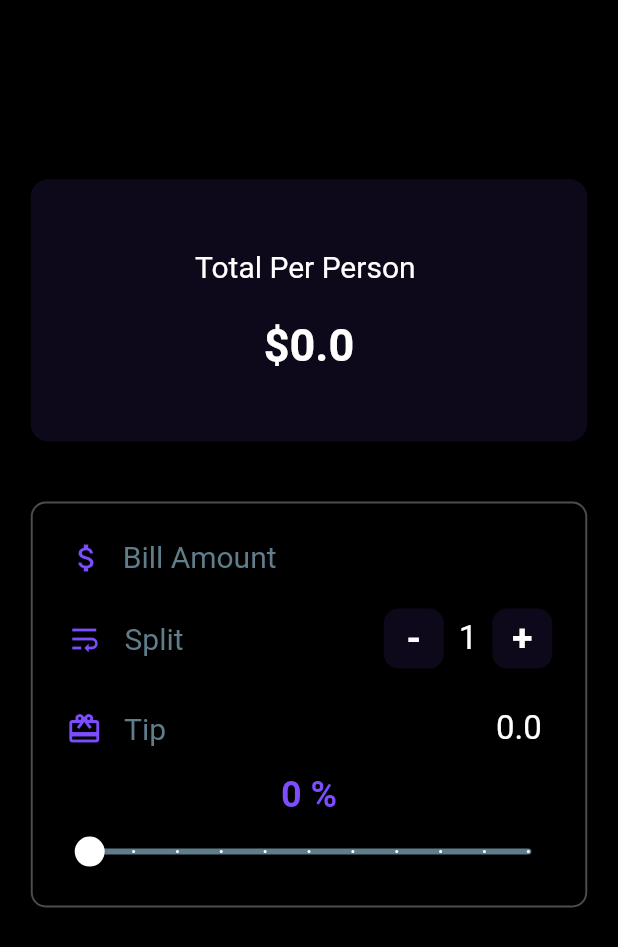
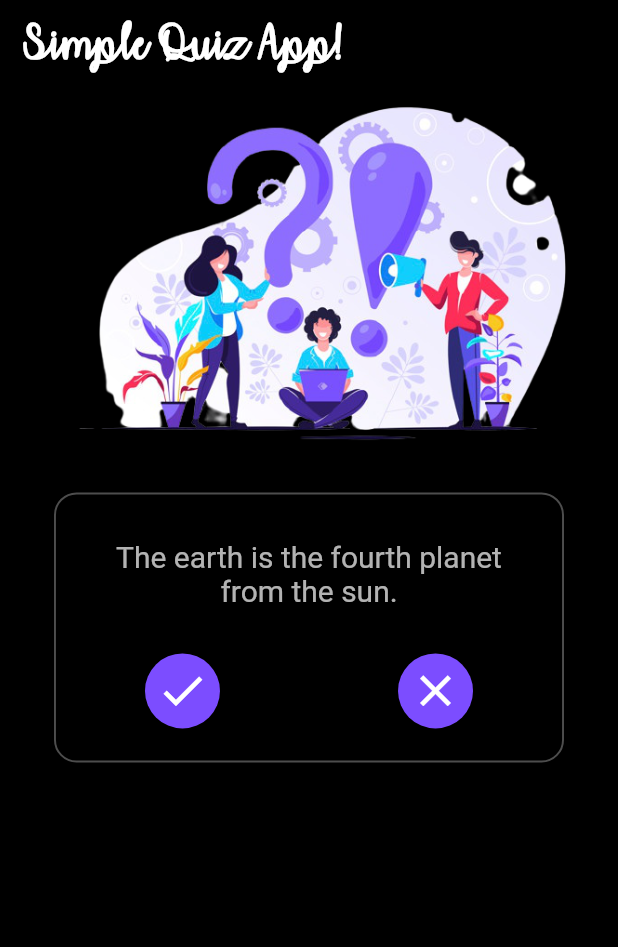
Before and after one commit to niloufarmj/Flutter-Learning-MiniApps, a Flutter app: the screen it shows after launch, on a phone screen of 412 x 824 dp. Shown: the top 947 px of the screen. Run offline on Flutter 3.47's test engine with Material 2 defaults, Android fonts, the light colour scheme and no system bars.

Commit message:
build quiz app with true false button

```diff
--- a/first_flutter_app/lib/main.dart
+++ b/first_flutter_app/lib/main.dart
@@ -5,6 +5,6 @@ import 'ui/home.dart';
 void main() {
 //  runApp(Home());
   runApp(new MaterialApp(
-    home: BillSplitter(),
+    home: Quiz(),
   ));
 }
--- a/first_flutter_app/lib/ui/home.dart
+++ b/first_flutter_app/lib/ui/home.dart
@@ -331,6 +331,88 @@ class _WisdomState extends State<Wisdom> {
   likeButton() {}
 }
 
+class Quiz extends StatefulWidget {
+  @override
+  _QuizState createState() => _QuizState();
+}
+
+class _QuizState extends State<Quiz> {
+
+  List questions = [
+    "The earth is the fourth planet from the sun.",
+    "The planet Venus has no moons.",
+    "Jupiter is composed mostly of iron.",
+    "The sun is a star of average size.",
+    "A lunar eclipse occurs when the sun passes",
+  ];
+  int _overallPoint = 0;
+  int _index = 0;
+  BuildContext _context;
+
+  @override
+  Widget build(BuildContext context) {
+    _context = context;
+    return Scaffold(
+      backgroundColor: Colors.black,
+      appBar: AppBar(
+        backgroundColor: Colors.black,
+        title: Text("Simple Quiz App!", style: TextStyle(color: Colors.white, fontSize: 34, fontFamily: "affection", fontWeight: FontWeight.bold),),
+      ),
+      body: Container(
+        child: Column(
+          children: <Widget> [
+            Container(
+                alignment: Alignment.topRight,
+                child: Image.asset("assets/images/quiz.png", width: 380)
+            ),
+            Container(
+              margin: EdgeInsets.only(top: 20),
+              width: 340,
+              height: 180,
+              decoration: BoxDecoration(
+                color: Colors.transparent,
+                borderRadius: BorderRadius.circular(15),
+                border: Border.all(color: Colors.white30, width: 1.3)
+              ),
+              child: _questionBox()
+
+            )
+
+          ],
+        ),
+      ),
+    );
+  }
+
+  Column _questionBox() {
+    if (_index >= questions.length)
+      //a box that shows score
+      return Column(
+
+      );
+
+    //normal question box
+    return Column(
+        children: <Widget> [
+          Padding(
+            padding: const EdgeInsets.all(30.0),
+            child: Text(questions[_index], style: TextStyle(color: Colors.white70, fontSize: 20,), textAlign: TextAlign.center),
+          ),
+          Row(
+            mainAxisAlignment: MainAxisAlignment.spaceAround,
+            children: [
+              CheckButton(),
+              FalseButton()
+            ],
+          )
+        ]
+    );
+  }
+
+
+}
+
+
 class BizCard extends StatelessWidget {
   @override
   Widget build(BuildContext context) {
@@ -547,3 +629,55 @@ class ButtonWithSnackBox extends StatelessWidget {
     );
   }
 }
+
+class CheckButton extends StatelessWidget {
+  @override
+  Widget build(BuildContext context) {
+    return GestureDetector(
+      onTap: () {
+        final snackBar = SnackBar(
+          content: Text("Correct!", style: TextStyle(fontSize: 17, fontWeight: FontWeight.bold),),
+          backgroundColor: Colors.greenAccent,
+
+        );
+
+        Scaffold.of(context).showSnackBar(snackBar);
+      },
+      child: Container(
+          width: 50,
+          height: 50,
+          decoration: BoxDecoration(
+            color: Colors.deepPurpleAccent,
+            borderRadius: BorderRadius.circular(25),
+          ),
+          child: Icon(Icons.check, color: Colors.white, size: 35,)
+      ),
+    );
+  }
+}
+
+class FalseButton extends StatelessWidget {
+  @override
+  Widget build(BuildContext context) {
+    return GestureDetector(
+      onTap: () {
+        final snackBar = SnackBar(
+          content: Text("Incorrect!", style: TextStyle(fontSize: 17, fontWeight: FontWeight.bold),),
+          backgroundColor: Colors.redAccent,
+
+        );
+
+        Scaffold.of(context).showSnackBar(snackBar);
+      },
+      child: Container(
+          width: 50,
+          height: 50,
+          decoration: BoxDecoration(
+            color: Colors.deepPurpleAccent,
+            borderRadius: BorderRadius.circular(25),
+          ),
+          child: Icon(Icons.clear, color: Colors.white, size: 35,)
+      ),
+    );
+  }
+}
--- a/first_flutter_app/pubspec.yaml
+++ b/first_flutter_app/pubspec.yaml
@@ -49,3 +49,9 @@ flutter:
     - family: blogger
       fonts:
         - asset: assets/fonts/blogger-sans.regular.ttf
+    - family: affection
+      fonts:
+        - asset: assets/fonts/Affectionately.ttf
+
+  assets:
+    - assets/images/quiz.png
```
Also changed, not shown: first_flutter_app/assets/fonts/Affectionately.ttf (added), first_flutter_app/assets/images/quiz.png (added).
